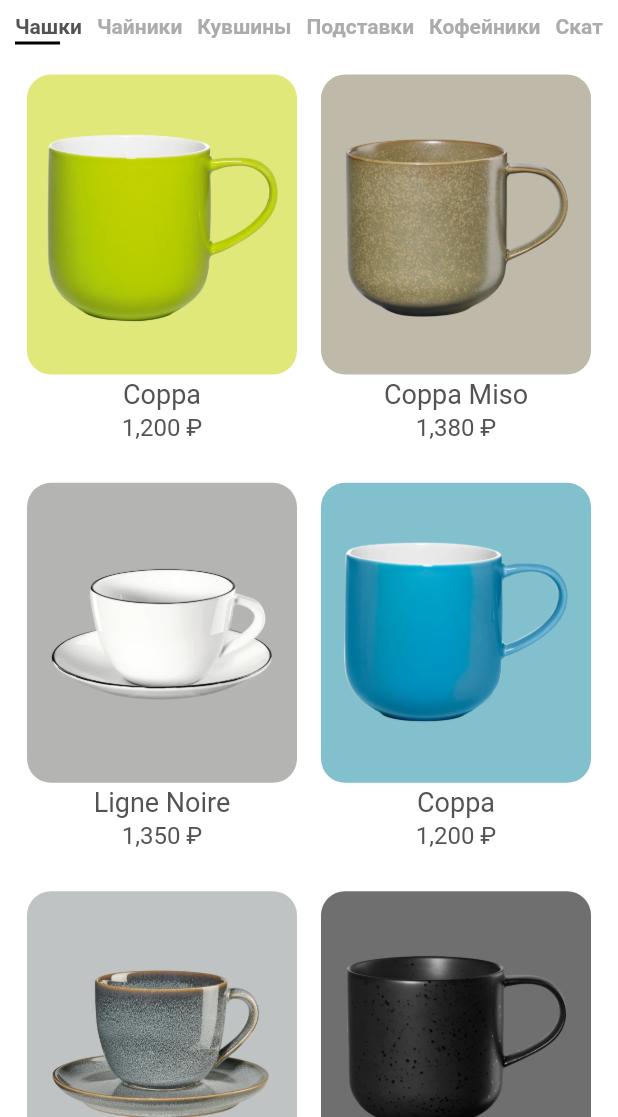
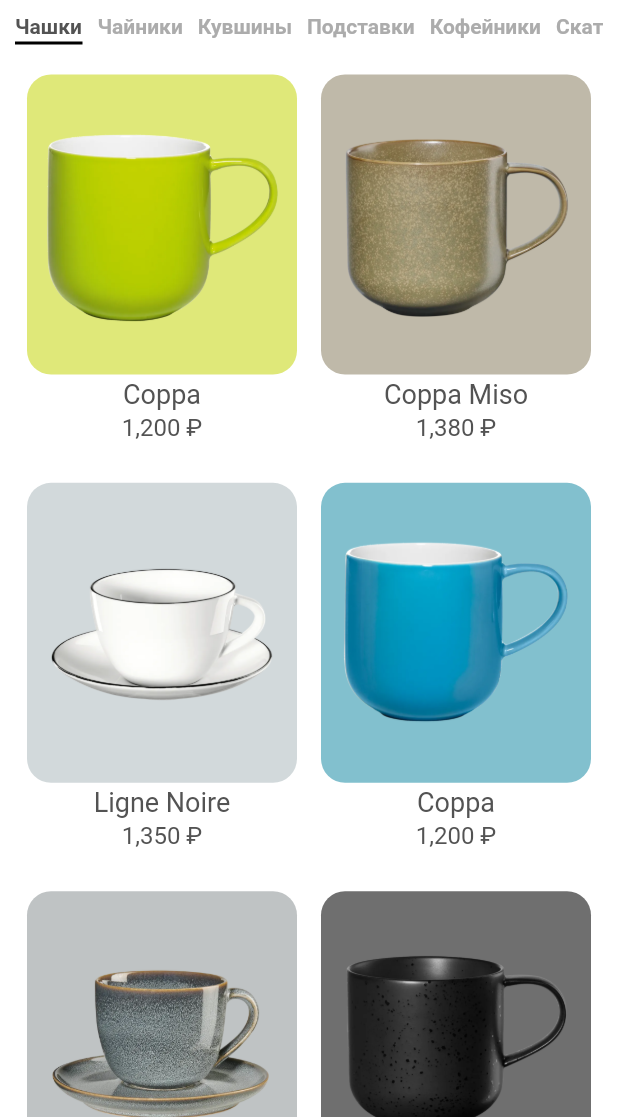
Before and after one commit to sergeykondr/cup_shop_ui, a Flutter app: the screen it shows after launch, on a phone screen of 412 x 824 dp, the part 119-1236 px from its top. Run offline on Flutter 3.47's test engine with Material 2 defaults, Android fonts, the light colour scheme and no system bars; our stand-ins replace flutter_svg.

Commit message:
cups_shop

```diff
--- a/lib/main.dart
+++ b/lib/main.dart
@@ -5,7 +5,6 @@ import 'constants.dart';
 import 'screens/home_screen.dart';
 
 void main() {
-
   runApp(MyApp());
 }
 
@@ -17,7 +16,7 @@ class MyApp extends StatelessWidget {
 
     return MaterialApp(
       debugShowCheckedModeBanner: false,
-      title: 'Leather goods',
+      title: 'Товары для кухни',
       theme: ThemeData(
         primarySwatch: Colors.blue,
         textTheme: Theme.of(context).textTheme.apply(bodyColor: kTextColor),
--- a/lib/models/Product.dart
+++ b/lib/models/Product.dart
@@ -39,7 +39,7 @@ List<Product> products = [
       size: 10,
       description: dummyText,
       image: "assets/images/10.png",
-      color: Color(0xFFB4B4B2)),
+      color: Color(0xFFD2D9DB)),
   Product(
       id: 4,
       title: "Coppa",
--- a/lib/screens/category.dart
+++ b/lib/screens/category.dart
@@ -11,8 +11,6 @@ class Body1 extends StatelessWidget {
 
   @override
   Widget build(BuildContext context) {
-    //final childrenItem =
-    List<Widget>.generate(100, (i) => Text('Item $i')).toList();
 
     return Container(
       padding: EdgeInsets.symmetric(horizontal: kDefaultPadding),
@@ -34,7 +32,7 @@ class Body1 extends StatelessWidget {
           //     children: childrenItem,
           //   ),
           // ),
-          Categories(),
+          Categories(), //!!!!!!!!!!!!!!!!!!!!!!!!
           Expanded(
             child: GridView.builder(
               itemCount: products.length,
@@ -169,7 +167,7 @@ class _CategoriesState extends State<Categories> {
                   ),
                   Container(
                     height: 2,
-                    width: 30,
+                    width: 45,
                     color: selectedIndex == index
                         ? Colors.black
                         : Colors.transparent,
--- a/pubspec.yaml
+++ b/pubspec.yaml
@@ -1,4 +1,4 @@
-name: leather_goods_shop
+name: cups_shop
 description: The leather goods shop.
 
 # The following line prevents the package from being accidentally published to
```
Also changed, not shown: lib/screens/detail_screen.dart (+2 -6 lines), 9 other files.
